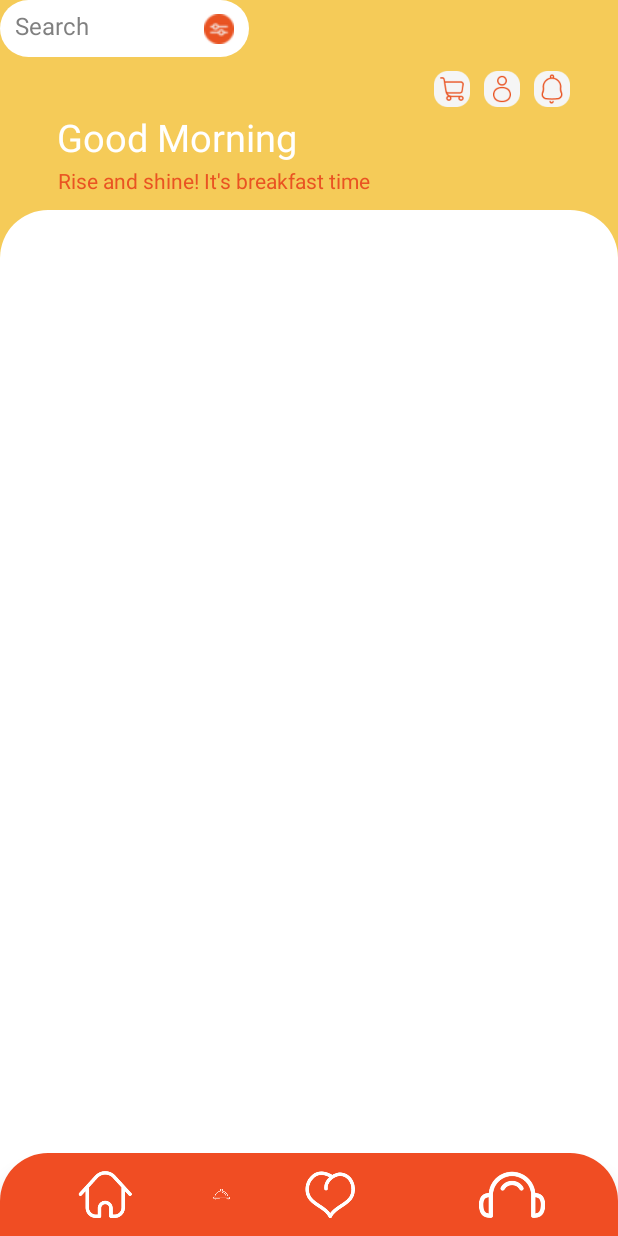
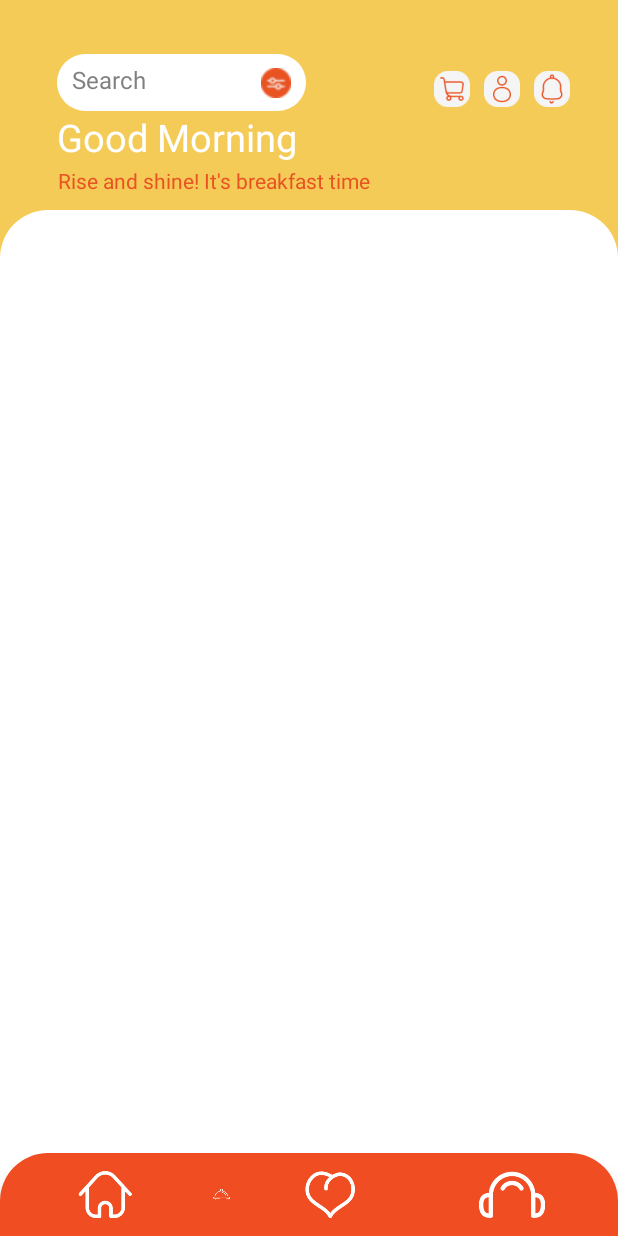
Before and after one commit to VectorVanguard/figmaProject, an Android app: the layout activity_home.xml on its own in the app's theme, with its tools: preview values and no code run, on a phone screen of 412 x 824 dp. Run offline under Robolectric (Android 15) with nearby library versions, the phone set to English and light mode, and no system bars; Roboto replaces fonts that are not available here.

Commit message:
Вывел home activity

```diff
--- a/app/src/main/AndroidManifest.xml
+++ b/app/src/main/AndroidManifest.xml
@@ -25,6 +25,7 @@
         <activity android:name=".Activity.WelcomeActivity"/>
         <activity android:name=".Activity.LogActivity"/>
         <activity android:name=".Activity.RegActivity"/>
+        <activity android:name=".Activity.HomeActivity"/>
         <activity android:name=".Activity.ForgetPasswordActivity"/>
 
         <meta-data
--- a/app/src/main/java/com/example/projectfigma/Activity/ForgetPasswordActivity.kt
+++ b/app/src/main/java/com/example/projectfigma/Activity/ForgetPasswordActivity.kt
@@ -5,6 +5,7 @@ import android.os.Bundle
 import android.widget.Toast
 import androidx.appcompat.app.AppCompatActivity
 import com.example.projectfigma.DataBase.DataBase
+import com.example.projectfigma.Fragments.BottomPanelFragment
 import com.example.projectfigma.R
 import com.example.projectfigma.Util.Password
 import com.example.projectfigma.databinding.ActivityForgetPasswordBinding
@@ -22,7 +23,7 @@ class ForgetPasswordActivity : AppCompatActivity() {
         val dateBase = DataBase.getDb(this)
 
         supportFragmentManager.beginTransaction()
-            .replace(R.id.buttonPanel, BottomPanelActivity())
+            .replace(R.id.buttonPanel, BottomPanelFragment())
             .commit()
 
         Password.setIsVisable(binding.passwordEditText)
--- a/app/src/main/java/com/example/projectfigma/Activity/RegActivity.kt
+++ b/app/src/main/java/com/example/projectfigma/Activity/RegActivity.kt
@@ -1,16 +1,14 @@
 package com.example.projectfigma.Activity
 
-import android.annotation.SuppressLint
 import android.app.DatePickerDialog
 import android.content.Intent
 import android.os.Bundle
-import android.text.InputType
-import android.view.MotionEvent
 import android.widget.EditText
 import android.widget.Toast
 import androidx.appcompat.app.AppCompatActivity
 import com.example.projectfigma.DataBase.DataBase
 import com.example.projectfigma.Entites.User
+import com.example.projectfigma.Fragments.BottomPanelFragment
 import com.example.projectfigma.R
 import com.example.projectfigma.Util.Password
 import com.example.projectfigma.databinding.ActivityRegBinding
@@ -37,7 +35,7 @@ class RegActivity() : AppCompatActivity(){
         Reg(binding, dateBase)
 
         supportFragmentManager.beginTransaction()
-            .replace(R.id.buttonPanel, BottomPanelActivity())
+            .replace(R.id.buttonPanel, BottomPanelFragment())
             .commit()
 
          passwordEditText = binding.passwordEditText
--- a/app/src/main/res/layout/activity_home.xml
+++ b/app/src/main/res/layout/activity_home.xml
@@ -28,8 +28,12 @@
             android:textColor="#3B1B0E"
             android:textColorHint="@color/shadow_black"
             android:textSize="16sp"
-            tools:layout_editor_absoluteX="38dp"
-            tools:layout_editor_absoluteY="38dp" />
+            app:layout_constraintBottom_toTopOf="@+id/textView"
+            app:layout_constraintEnd_toStartOf="@+id/linearLayout"
+            app:layout_constraintHorizontal_bias="0.322"
+            app:layout_constraintStart_toStartOf="parent"
+            app:layout_constraintTop_toTopOf="parent"
+            app:layout_constraintVertical_bias="1.0" />
 
         <TextView
             android:id="@+id/textView"
@@ -60,6 +64,7 @@
 
 
         <LinearLayout
+            android:id="@+id/linearLayout"
             android:layout_width="100dp"
             android:layout_height="24dp"
             android:orientation="horizontal"
--- a/app/src/main/res/layout/activity_log.xml
+++ b/app/src/main/res/layout/activity_log.xml
@@ -2,7 +2,6 @@
 <androidx.constraintlayout.widget.ConstraintLayout xmlns:android="http://schemas.android.com/apk/res/android"
     xmlns:app="http://schemas.android.com/apk/res-auto"
     xmlns:tools="http://schemas.android.com/tools"
-    android:id="@+id/goToSignUp"
     android:layout_width="match_parent"
     android:layout_height="match_parent"
     android:background="@drawable/background"
```
Also changed, not shown: app/src/main/java/com/example/projectfigma/Activity/BottomPanelActivity.kt (deleted, +0 -39 lines), app/src/main/java/com/example/projectfigma/Activity/HomeActivity.kt (added, +19 -0 lines), app/src/main/java/com/example/projectfigma/Activity/LogActivity.kt (+2 -7 lines), app/src/main/java/com/example/projectfigma/Fragments/BottomPanelActivity.kt (added, +43 -0 lines).
